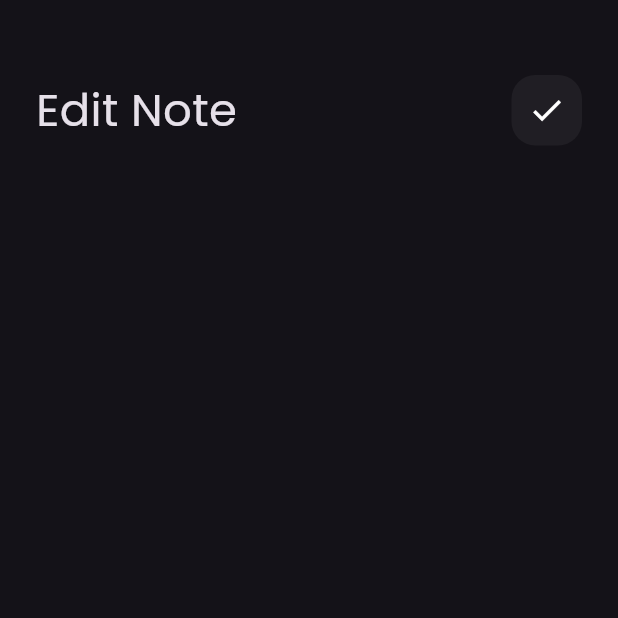
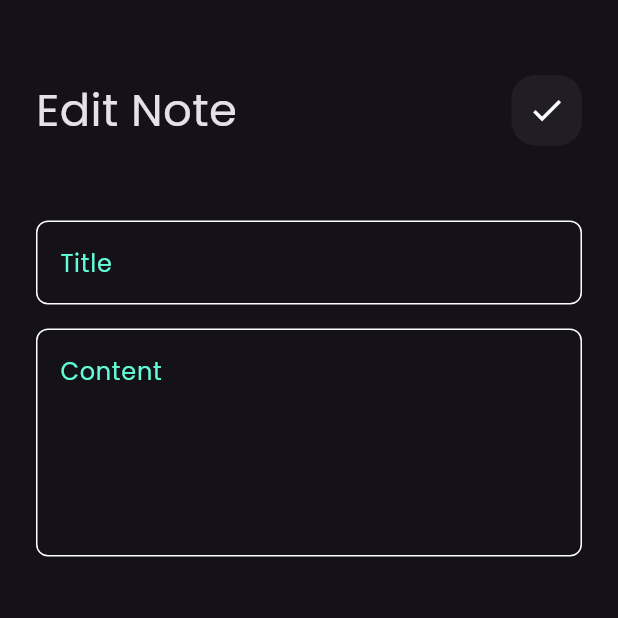
Before and after one commit to am10-hup/notes_app, a Flutter app: the EditNoteView screen opened directly, on a phone screen of 412 x 824 dp, the top half of it. Run offline on Flutter 3.47's test engine with Material 3 defaults, Android fonts, the phone set to English and light mode, and no system bars; our stand-ins replace font_awesome_flutter.

Commit message:
edit note view ui done

```diff
--- a/lib/widgets/edit_view_body.dart
+++ b/lib/widgets/edit_view_body.dart
@@ -1,5 +1,6 @@
 import 'package:flutter/material.dart';
 import 'package:notes_app/widgets/custom_app_bar.dart';
+import 'package:notes_app/widgets/custom_text_field.dart';
 
 class EditNoteViewBody extends StatelessWidget {
   const EditNoteViewBody({super.key});
@@ -17,6 +18,17 @@ class EditNoteViewBody extends StatelessWidget {
             title: 'Edit Note',
             icon: Icons.check,
           ),
+          SizedBox(
+            height: 50,
+          ),
+          CustomTextField(Hint: 'Title'),
+          SizedBox(
+            height: 16,
+          ),
+          CustomTextField(
+            Hint: 'Content',
+            Maxlines: 5,
+          ),
         ],
       ),
     );
```
